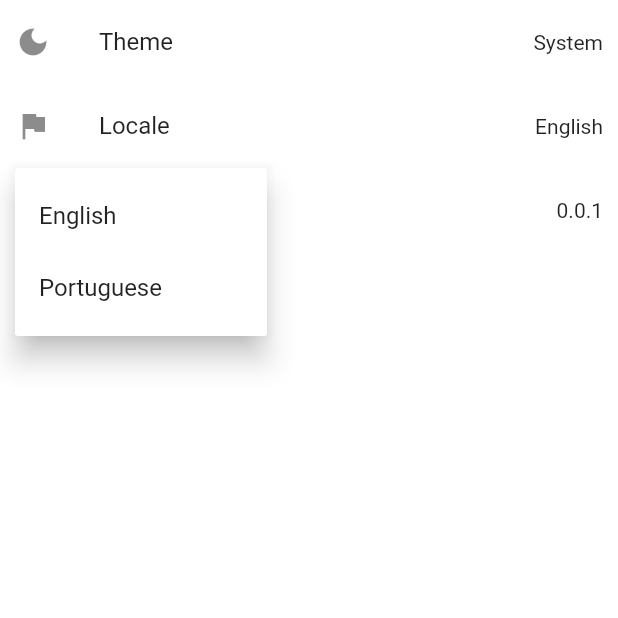
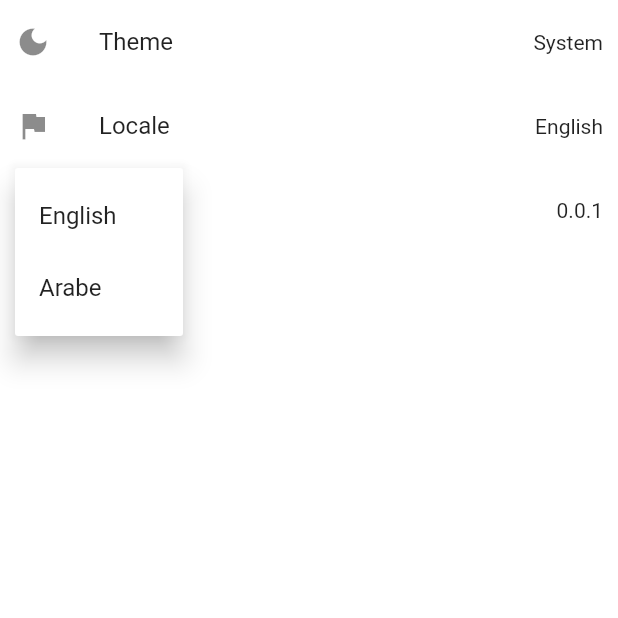
Before and after one commit to weddou257/GPS_TRACKER, a Flutter app: the SettingsScreen screen opened directly, after a tap on "Locale", on a phone screen of 412 x 824 dp, the top half of it. Run offline on Flutter 3.47's test engine with Material 2 defaults, Android fonts, the phone set to English and light mode, and no system bars; our stand-ins replace flutter_colorpicker, flutter_slidable, fluttertoast, geolocator, sqflite, url_launcher_web; missing offline and left inert: contact_picker_web, fluttercontactpicker, geolocator_web, image_picker_for_web, mapbox_gl, mapbox_gl_web and 1 more; accounts and stored records are empty; statements that could not run were skipped.

Commit message:
GPS Vehucile Tracker

```diff
--- a/lib/locale/locale_en.dart
+++ b/lib/locale/locale_en.dart
@@ -1,6 +1,6 @@
 const Map<String, String> LocaleEN = {
   'en': 'English',
-  'pt': 'Portuguese',
+  'pt': 'Arabe',
   'yes': 'Yes',
   'no': 'No',
   'noTrackers': 'No trackers! Add a new Tracker to start!',
```
Also changed, not shown: store/badge.png (deleted), store/banner.jpg (deleted), 8 other files.
